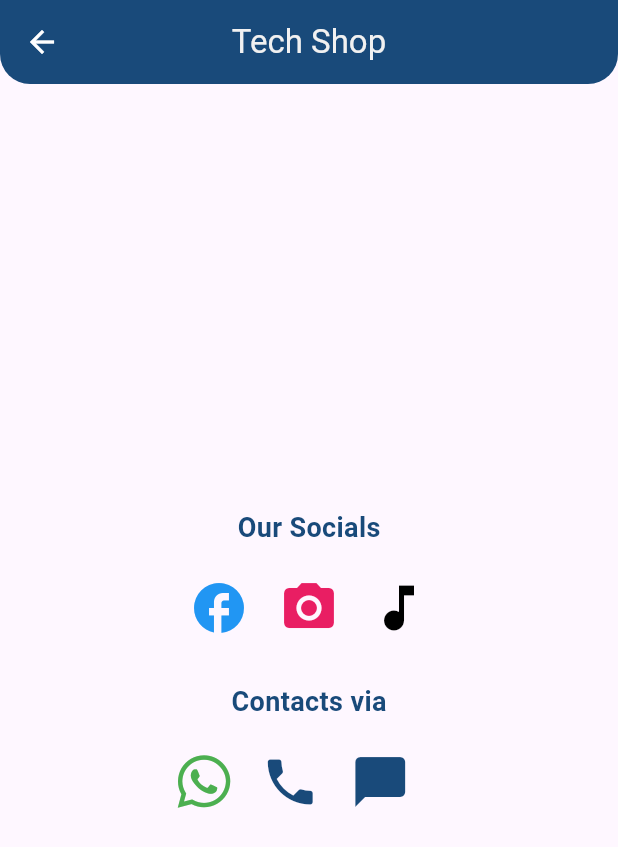
After one commit to Dyari-Yadgar/tech_shop2, a Flutter app: the ContactUs screen opened directly, on a phone screen of 412 x 824 dp. The commit adds this screen. Shown: the top 847 px of the screen. Run offline on Flutter 3.47's test engine with Material 3 defaults, Android fonts, the phone set to English and light mode, and no system bars; our stand-ins replace cloud_firestore, firebase_auth, firebase_core, firebase_database, font_awesome_flutter, google_sign_in and 1 more; accounts and stored records are empty; network calls fail.

Commit message:
contact us done

```diff
--- /dev/null
+++ b/lib/pages/user-pages/contactus.dart
@@ -0,0 +1,125 @@
+import 'package:flutter/cupertino.dart';
+import 'package:flutter/material.dart';
+import 'package:font_awesome_flutter/font_awesome_flutter.dart';
+import 'package:url_launcher/url_launcher.dart';
+import 'package:tech_shop/widgetstyle.dart';
+
+class ContactUs extends StatelessWidget {
+  const ContactUs({super.key});
+
+  final String fbUrl =
+      "https://www.facebook.com/share/16XJ2Jj3V1/?mibextid=wwXIfr";
+  final String instaUrl =
+      "https://www.instagram.com/nano.technology.suli?utm_source=ig_web_button_share_sheet&igsh=ZDNlZDc0MzIxNw==";
+  final String tiktokUrl =
+      "https://www.tiktok.com/@nano.technology.suli?is_from_webapp=1&sender_device=pc";
+
+  final String whatsappUrl = "https://wa.me/+9647706993542";
+
+  final String telegramUrl = "https://t.me/@dyari21";
+  final String phoneNumber = "tel:+9647706993542";
+
+  Future<void> launchURL(String url) async {
+    final Uri uri = Uri.parse(url);
+    if (!await launchUrl(uri, mode: LaunchMode.externalApplication)) {
+      throw 'Could not launch $url';
+    }
+  }
+
+  @override
+  Widget build(BuildContext context) {
+    return SafeArea(
+      child: Scaffold(
+        appBar: AppBar(
+          automaticallyImplyLeading: false,
+          leading: IconButton(
+            onPressed: () {
+              Navigator.pop(context);
+            },
+            icon: Icon(Icons.arrow_back),
+            color: Colors.white,
+          ),
+          centerTitle: true,
+          title: Text(
+            'Tech Shop',
+            style: TextStyle(color: WidgetStyle.white),
+          ),
+          backgroundColor: WidgetStyle.primary,
+          shape: const RoundedRectangleBorder(
+            borderRadius: BorderRadius.vertical(bottom: Radius.circular(20)),
+          ),
+        ),
+        body: Center(
+          child: Column(
+            mainAxisAlignment: MainAxisAlignment.center,
+            children: [
+              Text(
+                "Our Socials",
+                style: TextStyle(
+                  fontSize: 18,
+                  fontWeight: FontWeight.bold,
+                  color: WidgetStyle.primary,
+                ),
+              ),
+              SizedBox(height: 20),
+              Row(
+                mainAxisAlignment: MainAxisAlignment.center,
+                children: [
+                  InkWell(
+                    onTap: () => launchURL(fbUrl),
+                    child: Icon(Icons.facebook, color: Colors.blue, size: 40),
+                  ),
+                  SizedBox(width: 20),
+                  InkWell(
+                    onTap: () => launchURL(instaUrl),
+                    child: Icon(Icons.camera_alt, color: Colors.pink, size: 40),
+                  ),
+                  SizedBox(width: 20),
+                  InkWell(
+                    onTap: () => launchURL(tiktokUrl),
+                    child:
+                        Icon(Icons.music_note, color: Colors.black, size: 40),
+                  ),
+                ],
+              ),
+              SizedBox(height: 30),
+              Text(
+                "Contacts via",
+                style: TextStyle(
+                  fontSize: 18,
+                  fontWeight: FontWeight.bold,
+                  color: WidgetStyle.primary,
+                ),
+              ),
+              SizedBox(height: 20),
+              Row(
+                mainAxisAlignment: MainAxisAlignment.center,
+                children: [
+                  InkWell(
+                    onTap: () => launchURL(whatsappUrl),
+                    child: FaIcon(FontAwesomeIcons.whatsapp,
+                        color: Colors.green, size: 40),
+                  ),
+                  SizedBox(width: 20),
+                  InkWell(
+                    onTap: () => launchURL(phoneNumber),
+                    child:
+                        Icon(Icons.phone, color: WidgetStyle.primary, size: 40),
+                  ),
+                  SizedBox(width: 20),
+                  InkWell(
+                    onTap: () => launchURL(telegramUrl),
+                    child: Icon(Icons.chat_bubble,
+                        color: WidgetStyle.primary, size: 40),
+                  ),
+                  SizedBox(width: 20),
+
+                ],
+              )
+            ],
+          ),
+        ),
+      ),
+    );
+  }
+}
--- a/pubspec.yaml
+++ b/pubspec.yaml
@@ -39,6 +39,7 @@ dependencies:
   google_sign_in: ^6.3.0
   firebase_database: ^11.3.4
   font_awesome_flutter: ^10.8.0
+  url_launcher: ^6.1.14
 
 dev_dependencies:
   flutter_lints: ^5.0.0
```
Also changed, not shown: lib/pages/user-pages/aboutapp.dart (+8 -5 lines), lib/pages/user-pages/aboutus.dart (+12 -5 lines), lib/pages/user-pages/buy.dart (+42 -4 lines), lib/pages/user-pages/menu.dart (+41 -11 lines), pubspec.lock, 5 other files.
